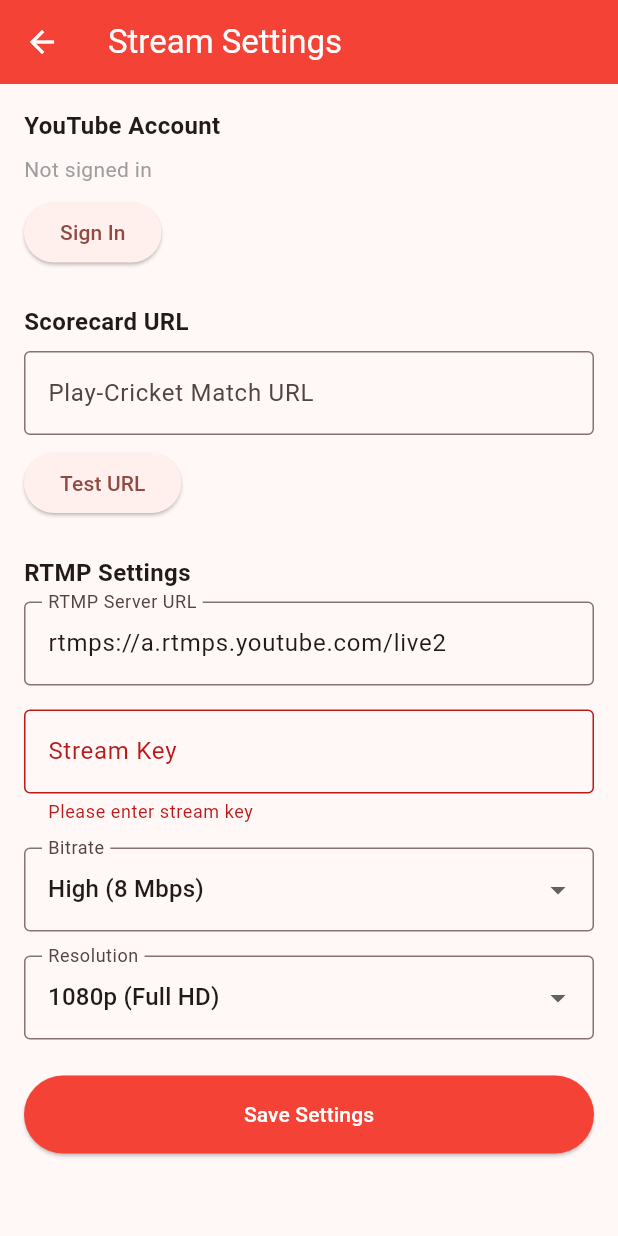
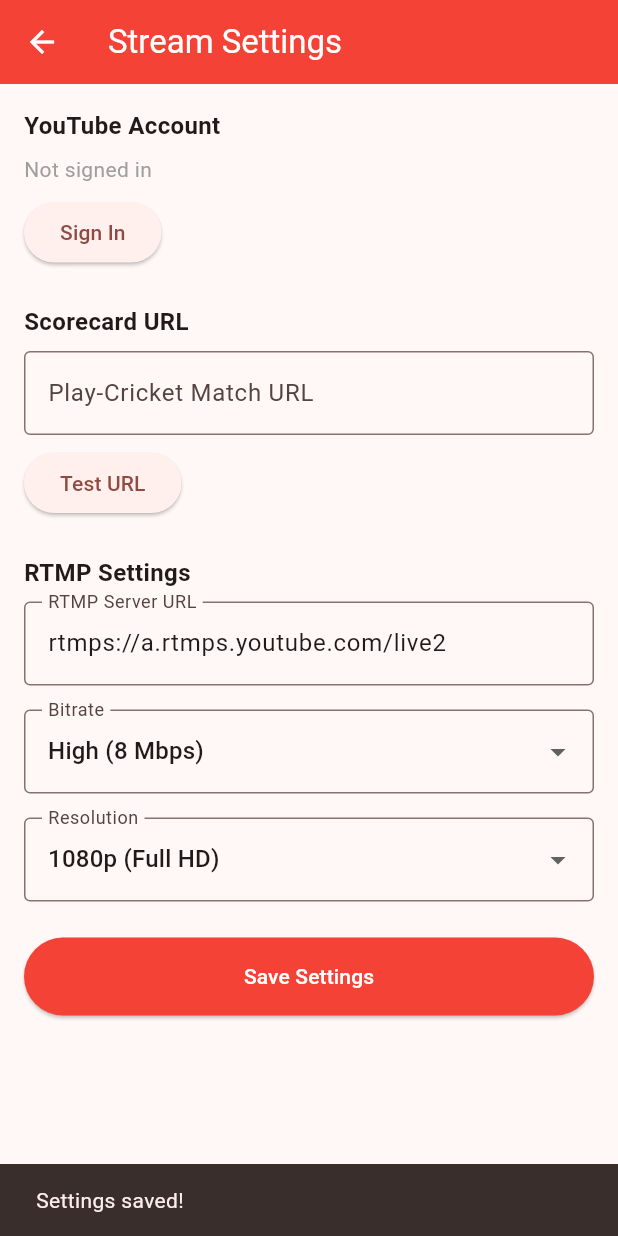
Before and after one commit to squ1d123/play-cricket-yt-live, a Flutter app: the StreamSettingsScreen screen opened directly, after a tap on "Save Settings", on a phone screen of 412 x 824 dp. Run offline on Flutter 3.47's test engine with Material 3 defaults, Android fonts, the phone set to English and light mode, and no system bars; our stand-ins replace google_sign_in, shared_preferences, wakelock_plus; missing offline and left inert: dart_des, googleapis; accounts and stored records are empty.

Commit message:
feat: remove stream key from settings

```diff
--- a/lib/screens/stream_settings_screen.dart
+++ b/lib/screens/stream_settings_screen.dart
@@ -14,7 +14,6 @@
 class _StreamSettingsScreenState extends State<StreamSettingsScreen> {
   final _formKey = GlobalKey<FormState>();
   final _rtmpUrlController = TextEditingController();
-  final _streamKeyController = TextEditingController();
   final _scorecardUrlController = TextEditingController();
   final _bitrateController = TextEditingController();
   final _resolutionController = TextEditingController();
@@ -32,13 +31,11 @@
 
   Future<void> _loadSettings() async {
     final rtmpUrl = await StreamSettingsService.getRtmpUrl();
-    final streamKey = await StreamSettingsService.getStreamKey();
     final scorecardUrl = await StreamSettingsService.getScorecardUrl();
     final bitrate = await StreamSettingsService.getBitrate();
     final resolutionIndex = await StreamSettingsService.getResolutionIndex();
 
     _rtmpUrlController.text = rtmpUrl ?? 'rtmps://a.rtmps.youtube.com/live2';
-    _streamKeyController.text = streamKey ?? '';
     _scorecardUrlController.text = scorecardUrl ?? '';
 
     final bitratePreset = StreamSettingsService.bitratePresets.where((p) => p.bitrate == bitrate).firstOrNull;
@@ -73,7 +70,6 @@
 
     await StreamSettingsService.saveSettings(
       _rtmpUrlController.text.trim(),
-      _streamKeyController.text.trim(),
     );
     await StreamSettingsService.saveScorecardUrl(
       _scorecardUrlController.text.trim(),
@@ -144,7 +140,6 @@
   @override
   void dispose() {
     _rtmpUrlController.dispose();
-    _streamKeyController.dispose();
     _scorecardUrlController.dispose();
     super.dispose();
   }
@@ -275,22 +270,6 @@
                       },
                     ),
                     const SizedBox(height: 16),
-                    TextFormField(
-                      controller: _streamKeyController,
-                      decoration: const InputDecoration(
-                        labelText: 'Stream Key',
-                        hintText: 'Your YouTube stream key',
-                        border: OutlineInputBorder(),
-                      ),
-                      obscureText: true,
-                      validator: (value) {
-                        if (value == null || value.isEmpty) {
-                          return 'Please enter stream key';
-                        }
-                        return null;
-                      },
-                    ),
-                    const SizedBox(height: 16),
                     DropdownButtonFormField<String>(
                       value: _bitrateController.text.isEmpty
                           ? 'High (8 Mbps)'
--- a/lib/services/stream_settings_service.dart
+++ b/lib/services/stream_settings_service.dart
@@ -18,7 +18,6 @@
 
 class StreamSettingsService {
   static const String _rtmpUrlKey = 'rtmp_url';
-  static const String _streamKeyKey = 'stream_key';
   static const String _scorecardUrlKey = 'scorecard_url';
   static const String _bitrateKey = 'bitrate';
   static const String _resolutionKey = 'resolution';
@@ -46,11 +45,6 @@
     return prefs.getString(_rtmpUrlKey);
   }
 
-  static Future<String?> getStreamKey() async {
-    final prefs = await SharedPreferences.getInstance();
-    return prefs.getString(_streamKeyKey);
-  }
-
   static Future<String?> getScorecardUrl() async {
     final prefs = await SharedPreferences.getInstance();
     return prefs.getString(_scorecardUrlKey);
@@ -61,22 +55,18 @@
     await prefs.setString(_scorecardUrlKey, url);
   }
 
-  static Future<void> saveSettings(String rtmpUrl, String streamKey) async {
+  static Future<void> saveSettings(String rtmpUrl) async {
     final prefs = await SharedPreferences.getInstance();
     await prefs.setString(_rtmpUrlKey, rtmpUrl);
-    await prefs.setString(_streamKeyKey, streamKey);
   }
 
   static Future<String> getFullRtmpUrl() async {
-    final rtmpUrl = await getRtmpUrl() ?? 'rtmps://a.rtmps.youtube.com/live2';
-    final streamKey = await getStreamKey() ?? '';
-    if (streamKey.isEmpty) return rtmpUrl;
-    return '$rtmpUrl/$streamKey';
+    return await getRtmpUrl() ?? 'rtmps://a.rtmps.youtube.com/live2';
   }
 
   static Future<bool> hasSettings() async {
-    final streamKey = await getStreamKey();
-    return streamKey != null && streamKey.isNotEmpty;
+    final rtmpUrl = await getRtmpUrl();
+    return rtmpUrl != null && rtmpUrl.isNotEmpty;
   }
 
   static Future<int> getBitrate() async {
```
